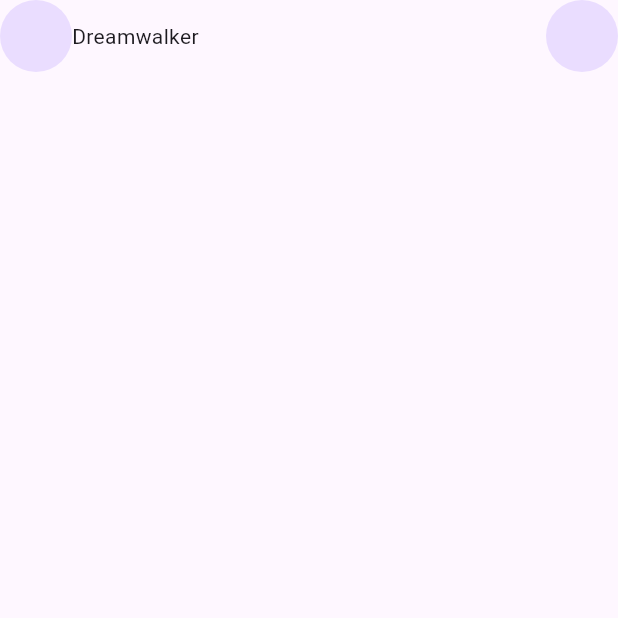
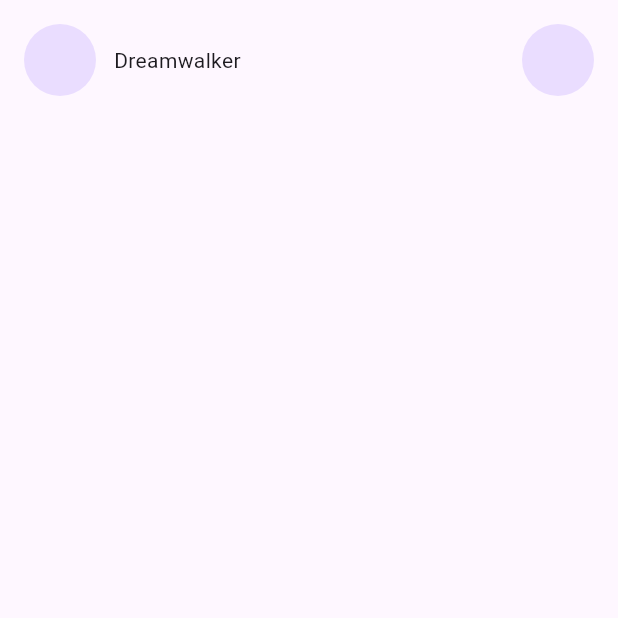
Before and after one commit to JAICHANGPARK/flutter_notebook_chapter_43, a Flutter app: the EducationHomePage screen opened directly, on a phone screen of 412 x 824 dp, the top half of it. Run offline on Flutter 3.47's test engine with Material 3 defaults, Android fonts, the phone set to English and light mode, and no system bars; our stand-ins replace gap, hugeicons, percent_indicator.

Commit message:
Update education_home_page.dart

```diff
--- a/lib/ep2191_education_app/ui/education_home_page.dart
+++ b/lib/ep2191_education_app/ui/education_home_page.dart
@@ -1,5 +1,5 @@
 import 'package:flutter/material.dart';
-
+import 'package:gap/gap.dart';
 
 class EducationHomePage extends StatefulWidget {
   const EducationHomePage({super.key});
@@ -13,6 +13,8 @@ class _EducationHomePageState extends State<EducationHomePage> {
   Widget build(BuildContext context) {
     return Scaffold(
       body: SafeArea(
+        child: Padding(
+          padding: const EdgeInsets.all(16.0),
           child: Column(
             children: [
               Row(
@@ -20,7 +22,12 @@ class _EducationHomePageState extends State<EducationHomePage> {
                   CircleAvatar(
                     radius: 24,
                   ),
-                Expanded(child: Text("Dreamwalker")),
+                  Gap(12),
+                  Expanded(
+                    child: Text(
+                      "Dreamwalker",
+                    ),
+                  ),
                   CircleAvatar(
                     radius: 24,
                   )
@@ -29,6 +36,7 @@ class _EducationHomePageState extends State<EducationHomePage> {
             ],
           ),
         ),
+      ),
     );
   }
 }
```
Lines whose indentation alone changed are shown as unchanged.
